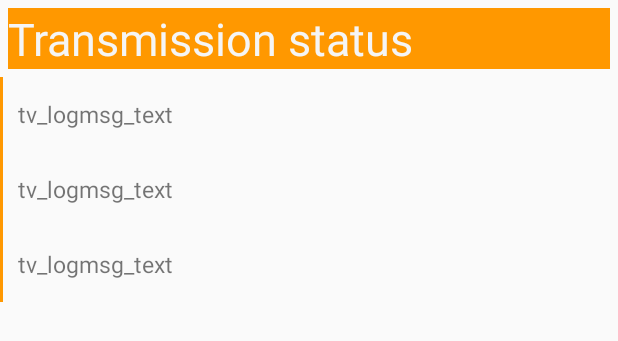
After one commit to The5teve/prog_tech, an Android app: the layout activity_transmission_status.xml on its own in the app's theme, with its tools: preview values and no code run, on a phone screen of 412 x 824 dp. The commit adds this screen. Shown: the top 341 px of the screen. Run offline under Robolectric (Android 15) with nearby library versions, the phone set to English and light mode, and no system bars.

Commit message:
Добавлена Activity соединения с сервером TransmissionActivity. Добавлены тестовые сообщения на сервер(echo.websocoket.org) для проверки работы WebSocket; На TransmissionActivity добавлен RecyclerView для логов, ещё не работающий, и TextView для логов как временное решение; Добавлен data class LogMessage для RecyclerView логов TransmissionActivity; Добавлен класс ServerWebSocketConnection для контроля соединения с сервером, приема и отправки данных на сервер; Добавлен интерфейс WebSocketConnectionDataTransmitInterface для передачи входящих данных от сервера TransmissionActivity(ведение логов, изменение UI по мере активности соединения); Добавлена разметка TransmissionActivity - activity_transmission_status.xml; Добавлена разметка элемента списка RecyclerView TransmissionActivity для логов - view_log_message.xml; Добавлены зависимости okhttp для использования WebSocket; Добавлено разрешение INTERNET для приложения

```diff
--- a/app/build.gradle
+++ b/app/build.gradle
@@ -26,6 +26,7 @@ android {
 dependencies {
     implementation fileTree(dir: 'libs', include: ['*.jar'])
     implementation "org.jetbrains.kotlin:kotlin-stdlib-jdk7:$kotlin_version"
+    implementation 'com.squareup.okhttp3:okhttp:3.11.0'
     implementation 'androidx.appcompat:appcompat:1.0.2'
     implementation 'androidx.core:core-ktx:1.0.2'
     implementation 'androidx.constraintlayout:constraintlayout:1.1.3'
--- a/app/src/main/AndroidManifest.xml
+++ b/app/src/main/AndroidManifest.xml
@@ -3,6 +3,7 @@
     package="com.paa.allsafeproject">
 
     <uses-permission android:name="android.permission.READ_EXTERNAL_STORAGE" />
+    <uses-permission android:name="android.permission.INTERNET" />
 
     <application
         android:allowBackup="true"
@@ -13,6 +14,7 @@
         android:theme="@style/AppTheme">
         <activity android:name=".activities.FileListActivity" />
         <activity android:name=".activities.MailListActivity" />
+        <activity android:name=".activities.TransmissionActivity" />
         <activity android:name=".activities.MainActivity">
             <intent-filter>
                 <action android:name="android.intent.action.MAIN" />
--- a/app/src/main/java/com/paa/allsafeproject/adapters/FileRecycledListAdapter.kt
+++ b/app/src/main/java/com/paa/allsafeproject/adapters/FileRecycledListAdapter.kt
@@ -28,8 +28,7 @@ class FileRecycledListAdapter(
     }
 
     override fun onCreateViewHolder(parent: ViewGroup, viewType: Int): ViewHolder {
-        val itemView =
-            LayoutInflater.from(parent.context).inflate(R.layout.view_file_rec_small, parent, false)
+        val itemView = LayoutInflater.from(parent.context).inflate(R.layout.view_file_rec_small, parent, false)
         return ViewHolder(itemView)
     }
 
--- /dev/null
+++ b/app/src/main/java/com/paa/allsafeproject/data_structs/LogMessage.kt
@@ -0,0 +1,3 @@
+package com.paa.allsafeproject.data_structs
+
+data class LogMessage(val message:String)
--- a/app/src/main/java/com/paa/allsafeproject/fragments/FileManagerFragment.kt
+++ b/app/src/main/java/com/paa/allsafeproject/fragments/FileManagerFragment.kt
@@ -41,11 +41,7 @@ class FileManagerFragment(val ROOT_DIR: File) : DialogFragment(),
         super.onAttach(context)
     }
 
-    override fun onCreateView(
-        inflater: LayoutInflater,
-        container: ViewGroup?,
-        savedInstanceState: Bundle?
-    ): View? {
+    override fun onCreateView(inflater: LayoutInflater, container: ViewGroup?, savedInstanceState: Bundle?): View? {
         val rootView: View = inflater.inflate(R.layout.fragment_filemanager, container, false)
         return rootView
     }
--- /dev/null
+++ b/app/src/main/res/layout/activity_transmission_status.xml
@@ -0,0 +1,64 @@
+<?xml version="1.0" encoding="utf-8"?>
+<RelativeLayout xmlns:android="http://schemas.android.com/apk/res/android"
+    android:layout_width="match_parent"
+    android:layout_height="match_parent"
+    xmlns:tools="http://schemas.android.com/tools"
+    android:orientation="vertical">
+    <LinearLayout
+        android:layout_width="match_parent"
+        android:layout_height="wrap_content"
+        android:orientation="vertical"
+        android:layout_alignParentStart="true">
+        <TextView
+            android:layout_margin="5dp"
+            android:background="@color/colorPrimaryDark"
+            style="@style/hat_text"
+            android:layout_width="match_parent"
+            android:layout_height="wrap_content"
+            android:text="Transmission status"/>
+<!--        <LinearLayout-->
+<!--            android:layout_width="match_parent"-->
+<!--            android:layout_height="wrap_content"-->
+<!--            android:orientation="vertical">-->
+<!--            <TextView-->
+<!--                android:layout_width="match_parent"-->
+<!--                android:layout_height="wrap_content"-->
+<!--                android:text="WebSocket created"/>-->
+<!--            <TextView-->
+<!--                android:layout_width="match_parent"-->
+<!--                android:layout_height="wrap_content"-->
+<!--                android:text="Key request formed and sent"/>-->
+<!--            <TextView-->
+<!--                android:layout_width="match_parent"-->
+<!--                android:layout_height="wrap_content"-->
+<!--                android:text="Received key"/>-->
+<!--            <TextView-->
+<!--                android:layout_width="match_parent"-->
+<!--                android:layout_height="wrap_content"-->
+<!--                android:text="Files encrypted"/>-->
+<!--            <TextView-->
+<!--                android:layout_width="match_parent"-->
+<!--                android:layout_height="wrap_content"-->
+<!--                android:text="Recipients file created"/>-->
+<!--            <TextView-->
+<!--                android:layout_width="match_parent"-->
+<!--                android:layout_height="wrap_content"-->
+<!--                android:text="Files has been sent"/>-->
+<!--            <TextView-->
+<!--                android:layout_width="match_parent"-->
+<!--                android:layout_height="wrap_content"-->
+<!--                android:text="Recipients file has been sent"/>-->
+<!--        </LinearLayout>-->
+
+        <androidx.recyclerview.widget.RecyclerView android:id="@+id/rv_log_list"
+            tools:listitem="@layout/view_log_message"
+            android:layout_width="match_parent"
+            android:layout_height="wrap_content" />
+    </LinearLayout>
+
+    <TextView android:id="@+id/tv_status"
+        android:layout_width="wrap_content"
+        android:layout_height="wrap_content"
+        android:layout_alignParentEnd="true"
+        android:layout_alignParentBottom="true"/>
+</RelativeLayout>
--- /dev/null
+++ b/app/src/main/res/layout/view_log_message.xml
@@ -0,0 +1,17 @@
+<?xml version="1.0" encoding="utf-8"?>
+<LinearLayout xmlns:android="http://schemas.android.com/apk/res/android"
+    android:orientation="horizontal" android:layout_width="match_parent"
+    android:layout_height="wrap_content">
+    <View
+        android:layout_width="2dp"
+        android:layout_height="50dp"
+        android:layout_gravity="start"
+        android:background="@color/colorPrimaryDark"/>
+    <TextView android:id="@+id/tv_logmsg_text"
+        android:textSize="15sp"
+        android:layout_marginStart="10dp"
+        android:layout_width="wrap_content"
+        android:layout_height="wrap_content"
+        android:layout_gravity="center"
+        android:text="tv_logmsg_text"/>
+</LinearLayout>
```
Also changed, not shown: app/src/main/java/com/paa/allsafeproject/activities/MainActivity.kt (+6 -4 lines), app/src/main/java/com/paa/allsafeproject/activities/TransmissionActivity.kt (added, +111 -0 lines), app/src/main/java/com/paa/allsafeproject/adapters/LogAdapter.kt (added, +37 -0 lines), app/src/main/java/com/paa/allsafeproject/web/ServerWebSocketConnection.kt (added, +63 -0 lines).
